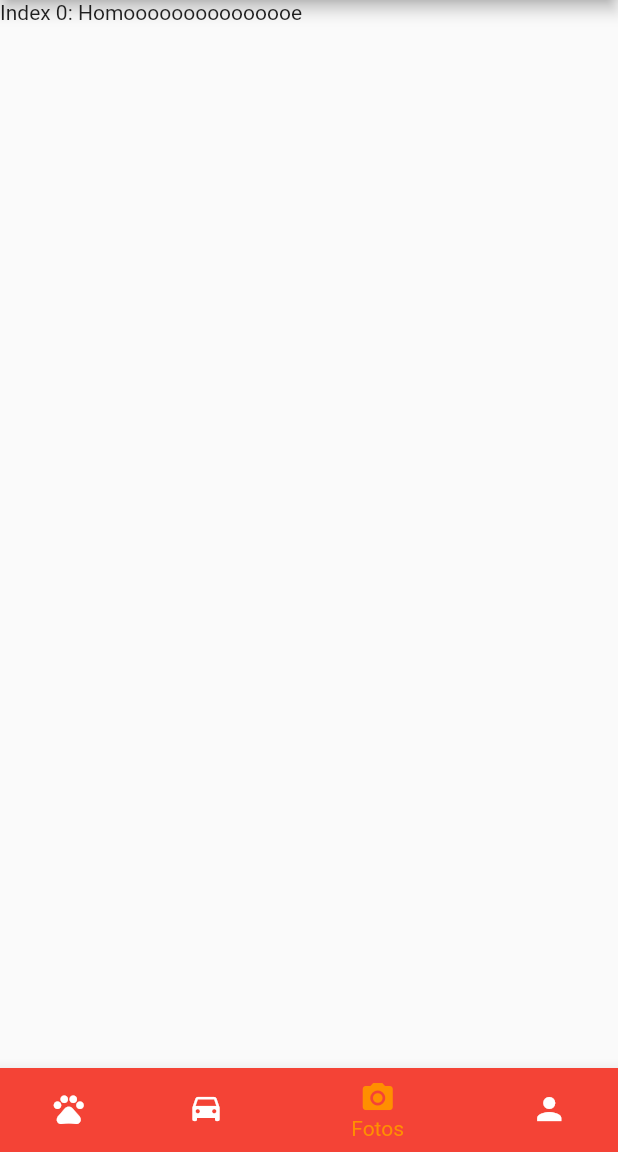
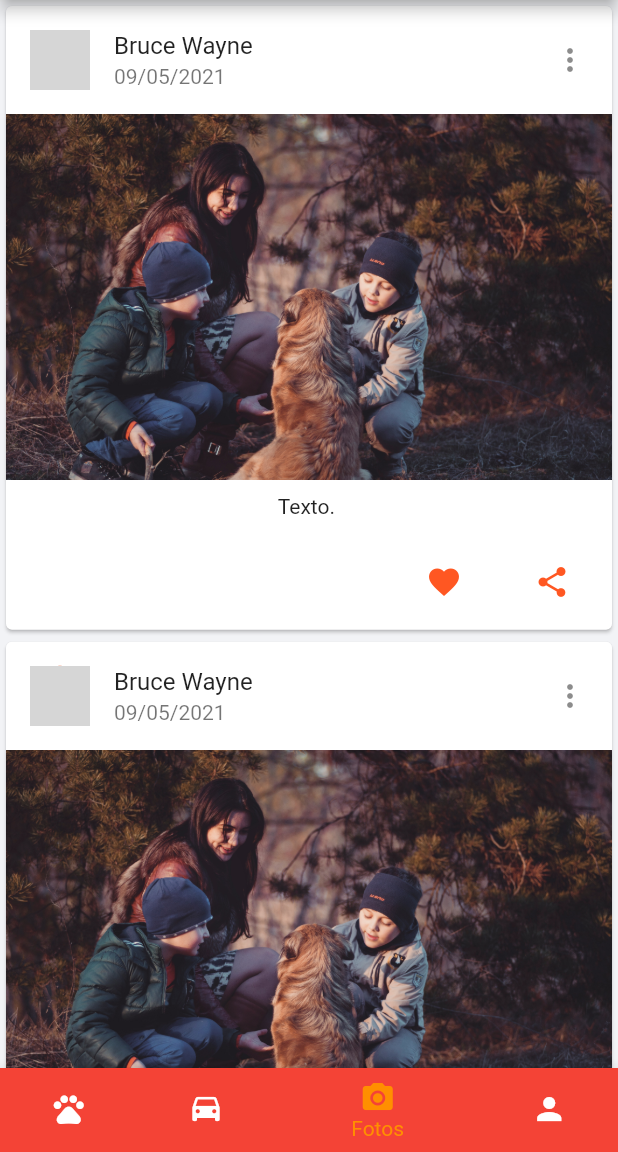
Before and after one commit to DilciHettwerLopes/Pet, a Flutter app: the MyStatefulWidget screen opened directly, item 3 of the bottom bar chosen, on a phone screen of 412 x 824 dp, the part 84-1236 px from its top. Run offline on Flutter 3.47's test engine with Material 2 defaults, Android fonts, the phone set to English and light mode, and no system bars; our stand-ins replace get; network calls fail; grey boxes are pictures that could not be loaded.

Commit message:
Home
Neste commit foi feito a lista de animais/home

```diff
--- a/lib/pages/fotos.dart
+++ b/lib/pages/fotos.dart
@@ -9,11 +9,59 @@ class _FotosState extends State<Fotos> {
   @override
   Widget build(BuildContext context) {
     return Scaffold(
-       body: Container(
-         child: Text(
-      'Index 0: Homooooooooooooooe',
-    ),
-       )
+      body: Container(
+        color: Color(0xFFF2F3F6),
+        child: ListView(
+          children: <Widget>[
+            cardItem(),
+            cardItem(),
+            cardItem(),
+            cardItem(),
+            cardItem(),
+          ],
+        ),
+      ),
     );
   }
 }
+
+Widget cardItem() {
+  int red;
+  return Card(
+    child: Column(
+      mainAxisSize: MainAxisSize.min,
+      children: <Widget>[
+        const ListTile(
+          leading: CircleAvatar(
+            backgroundImage: NetworkImage(
+                "https://baltaio.blob.core.windows.net/student-images/1edd5c50-bae9-11e8-8eb4-39de303632c1.jpg"),
+          ),
+          title: Text("Bruce Wayne"),
+          subtitle: Text("09/05/2021"),
+          trailing: Icon(Icons.more_vert),
+        ),
+        Container(
+          child: Image.asset("assets/post-picture-001.png"),
+        ),
+        Container(
+          padding: EdgeInsets.all(10),
+          child: Text("Texto. "),
+        ),
+        ButtonTheme(
+          child: ButtonBar(
+            children: <Widget>[
+              TextButton(
+                child: Icon(Icons.favorite),
+                onPressed: () {},
+              ),
+              TextButton(
+                child: Icon(Icons.share),
+                onPressed: () {},
+              ),
+            ],
+          ),
+        ),
+      ],
+    ),
+  );
+}
--- a/lib/pages/home.dart
+++ b/lib/pages/home.dart
@@ -1,6 +1,7 @@
 import 'package:flutter/material.dart';
 import 'package:get/get.dart';
 import 'package:petshop/pages/fotos.dart';
+import 'package:petshop/pages/lista_animais.dart';
 
 void main() => runApp(const Home());
 
@@ -8,7 +9,7 @@ void main() => runApp(const Home());
 class Home extends StatelessWidget {
   const Home({Key key}) : super(key: key);
 
-  static const String _title = 'Flutter Code Sample';
+  static const String _title = 'Flutter Pet';
 
   @override
   Widget build(BuildContext context) {
@@ -34,16 +35,16 @@ class _MyStatefulWidgetState extends State<MyStatefulWidget> {
   static const TextStyle optionStyle =
       TextStyle(fontSize: 30, fontWeight: FontWeight.bold);
   List<Widget> _widgetOptions = <Widget>[
-    Text(
-      'Index 0: Home',
-      style: optionStyle,
-    ),
+    // Text(
+    //   'Index 0: Home',
+    //   style: optionStyle,
+    // ),
+    Lista_Animais(),
     Text(
       'Index 1: Status',
       style: optionStyle,
     ),
-   Fotos(
-   ),
+    Fotos(),
     Text(
       'Index 3: Conta',
       style: optionStyle,
@@ -59,7 +60,7 @@ class _MyStatefulWidgetState extends State<MyStatefulWidget> {
   @override
   Widget build(BuildContext context) {
     return Scaffold(
-       appBar: AppBar(
+      appBar: AppBar(
         backgroundColor: Colors.redAccent,
         centerTitle: true,
         title: Text('Seja Bem-vindo'),
@@ -91,7 +92,6 @@ class _MyStatefulWidgetState extends State<MyStatefulWidget> {
             icon: Icon(Icons.pets),
             label: 'Home',
             backgroundColor: Colors.red,
-
           ),
           BottomNavigationBarItem(
             icon: Icon(Icons.time_to_leave),
--- a/lib/pages/login.page.dart
+++ b/lib/pages/login.page.dart
@@ -1,6 +1,5 @@
 import 'package:flutter/material.dart';
 import 'package:petshop/pages/home.dart';
-import 'package:petshop/pages/fotos.dart';
 import 'package:petshop/pages/reset-password.page.dart';
 import 'package:petshop/pages/signup.page.dart';
 
```
Also changed, not shown: lib/pages/lista_animais.dart (added, +32 -0 lines).
